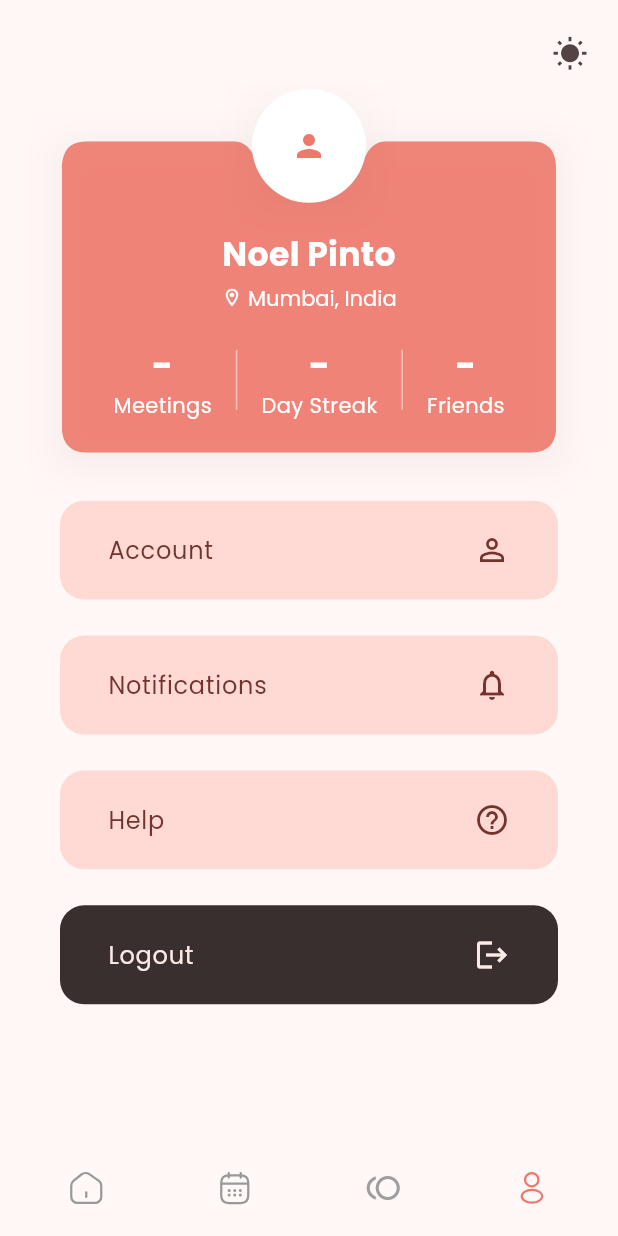
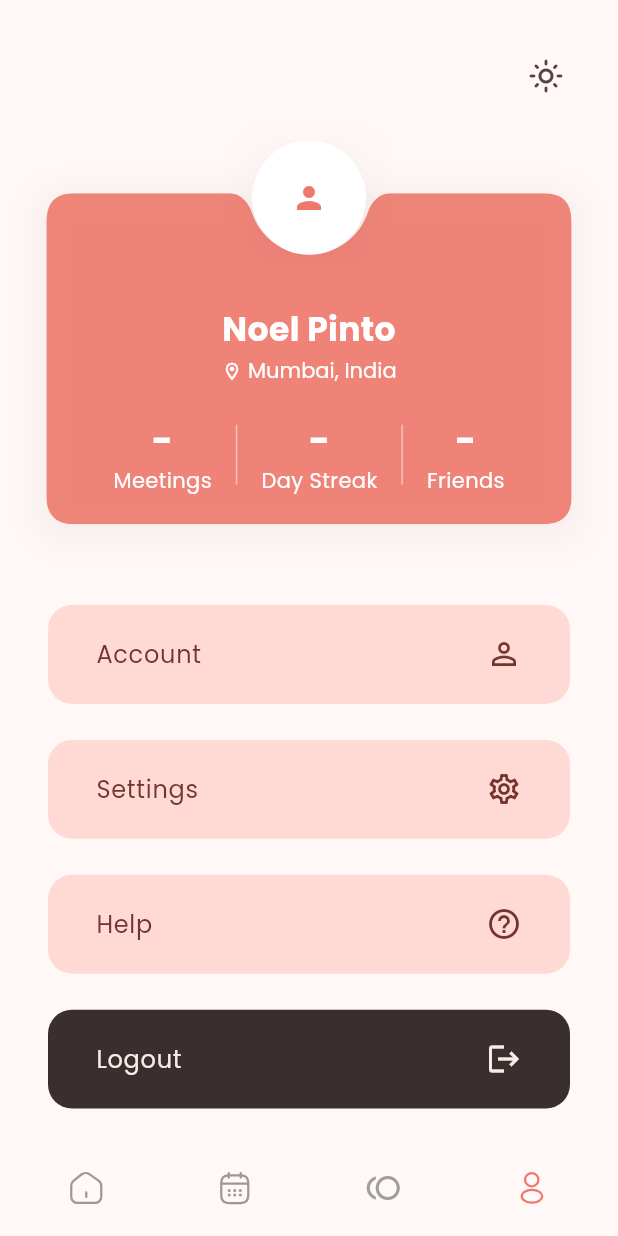
Before and after one commit to curiouslumber/Planora, a Flutter app: the screen it shows after launch, swiped to page 4, on a phone screen of 412 x 824 dp. Run offline on Flutter 3.47's test engine with Material 3 defaults, Android fonts, the phone set to English and light mode, and no system bars; drawn by our look-alikes of calendar_view; our stand-ins replace date_field, flutter_svg, get, google_fonts.

Commit message:
fixed profile page

```diff
--- a/lib/views/pages/profile.dart
+++ b/lib/views/pages/profile.dart
@@ -5,42 +5,50 @@ import 'package:get/get.dart';
 class Profile extends StatelessWidget {
   const Profile({super.key});
 
-  static const List<String> options = ['Account', 'Notifications', 'Help'];
+  static const List<String> options = ['Account', 'Settings', 'Help'];
 
   static const List<IconData> icons = [
     Icons.person_outline_outlined,
-    Icons.notifications_outlined,
+    Icons.settings_outlined,
     Icons.help_outline_outlined,
   ];
 
   @override
   Widget build(BuildContext context) {
     return Scaffold(
-      appBar: AppBar(
-        actionsPadding: EdgeInsets.only(top: 16.0, right: 8.0),
-        automaticallyImplyLeading: false,
-        actions: [
-          IconButton(
+      extendBodyBehindAppBar: true,
+      extendBody: true,
+      body: SafeArea(
+        child: Align(
+          alignment: Alignment.center,
+          child: Padding(
+            padding: const EdgeInsets.symmetric(
+              horizontal: 24.0,
+              vertical: 16.0,
+            ),
+            child: Column(
+              spacing: 32.0,
+              mainAxisAlignment: MainAxisAlignment.spaceAround,
+              crossAxisAlignment: CrossAxisAlignment.center,
+              children: [
+                SizedBox(
+                  child: Align(
+                    alignment: Alignment.bottomRight,
+                    child: IconButton(
                       onPressed:
                           () => {
                             Get.changeThemeMode(
                               Get.isDarkMode ? ThemeMode.light : ThemeMode.dark,
                             ),
                           },
-            icon: Icon(!context.isDarkMode ? Icons.wb_sunny : Icons.mode_night),
+                      icon: Icon(
+                        !context.isDarkMode
+                            ? Icons.light_mode_outlined
+                            : Icons.dark_mode_outlined,
                       ),
-        ],
                     ),
-      body: Align(
-        alignment: Alignment.topCenter,
-        child: Padding(
-          padding: const EdgeInsets.symmetric(horizontal: 32.0),
-          child: Column(
-            spacing: 32.0,
-            mainAxisAlignment: MainAxisAlignment.start,
-            crossAxisAlignment: CrossAxisAlignment.center,
-            children: [
-              SizedBox(height: context.height * 0.0075),
+                  ),
+                ),
                 Stack(
                   alignment: Alignment.topCenter,
                   clipBehavior: Clip.none,
@@ -62,7 +70,7 @@ class Profile extends StatelessWidget {
                         color: context.theme.colorScheme.primary,
                         fit: BoxFit.cover,
                         clipBehavior: Clip.antiAlias,
-                      width: context.width * 0.8,
+                        width: context.width * 0.85,
                       ),
                     ),
                     Positioned(
@@ -89,16 +97,17 @@ class Profile extends StatelessWidget {
                         ),
                       ),
                     ),
-                  Container(
-                    margin: EdgeInsets.only(top: 48.0),
-                    padding: EdgeInsets.only(top: 12.0),
-                    width: 320,
-                    height: 154,
+                    Positioned(
+                      bottom: 0,
+                      child: Container(
+                        width: context.width * 0.8,
+                        height: context.height * 0.2,
                         decoration: BoxDecoration(
                           borderRadius: BorderRadius.circular(8.0),
                         ),
                         child: Column(
-                      spacing: 4.0,
+                          mainAxisAlignment: MainAxisAlignment.center,
+                          spacing: 2.0,
                           children: [
                             Text(
                               'Noel Pinto',
@@ -113,18 +122,20 @@ class Profile extends StatelessWidget {
                               text: TextSpan(
                                 children: [
                                   WidgetSpan(
-                                alignment: PlaceholderAlignment.top,
+                                    alignment: PlaceholderAlignment.middle,
                                     child: Icon(
                                       Icons.location_on_outlined,
                                       size: 14.0,
-                                  color: context.theme.colorScheme.onPrimary,
+                                      color:
+                                          context.theme.colorScheme.onPrimary,
                                     ),
                                   ),
                                   TextSpan(
                                     text: '\u00A0Mumbai, India',
                                     style: TextStyle(
                                       fontSize: 14.0,
-                                  color: context.theme.colorScheme.onPrimary,
+                                      color:
+                                          context.theme.colorScheme.onPrimary,
                                       fontFamily:
                                           context
                                               .theme
@@ -136,7 +147,7 @@ class Profile extends StatelessWidget {
                                 ],
                               ),
                             ),
-                        SizedBox(height: 8.0),
+                            SizedBox(height: 14.0),
                             Row(
                               mainAxisAlignment: MainAxisAlignment.center,
                               crossAxisAlignment: CrossAxisAlignment.center,
@@ -151,14 +162,16 @@ class Profile extends StatelessWidget {
                                       style: TextStyle(
                                         fontSize: 24.0,
                                         fontWeight: FontWeight.bold,
-                                    color: context.theme.colorScheme.onPrimary,
+                                        color:
+                                            context.theme.colorScheme.onPrimary,
                                       ),
                                     ),
                                     Text(
                                       'Meetings',
                                       style: TextStyle(
                                         fontSize: 14.0,
-                                    color: context.theme.colorScheme.onPrimary,
+                                        color:
+                                            context.theme.colorScheme.onPrimary,
                                       ),
                                     ),
                                   ],
@@ -178,14 +191,16 @@ class Profile extends StatelessWidget {
                                       style: TextStyle(
                                         fontSize: 24.0,
                                         fontWeight: FontWeight.bold,
-                                    color: context.theme.colorScheme.onPrimary,
+                                        color:
+                                            context.theme.colorScheme.onPrimary,
                                       ),
                                     ),
                                     Text(
                                       'Day Streak',
                                       style: TextStyle(
                                         fontSize: 14.0,
-                                    color: context.theme.colorScheme.onPrimary,
+                                        color:
+                                            context.theme.colorScheme.onPrimary,
                                       ),
                                     ),
                                   ],
@@ -205,14 +220,16 @@ class Profile extends StatelessWidget {
                                       style: TextStyle(
                                         fontSize: 24.0,
                                         fontWeight: FontWeight.bold,
-                                    color: context.theme.colorScheme.onPrimary,
+                                        color:
+                                            context.theme.colorScheme.onPrimary,
                                       ),
                                     ),
                                     Text(
                                       'Friends',
                                       style: TextStyle(
                                         fontSize: 14.0,
-                                    color: context.theme.colorScheme.onPrimary,
+                                        color:
+                                            context.theme.colorScheme.onPrimary,
                                       ),
                                     ),
                                   ],
@@ -220,6 +237,7 @@ class Profile extends StatelessWidget {
                               ],
                             ),
                           ],
+                        ),
                       ),
                     ),
                   ],
@@ -232,7 +250,9 @@ class Profile extends StatelessWidget {
                     itemBuilder: (context, index) {
                       if (index == 3) {
                         return ListTile(
-                        contentPadding: EdgeInsets.symmetric(horizontal: 32.0),
+                          contentPadding: EdgeInsets.symmetric(
+                            horizontal: 32.0,
+                          ),
                           tileColor: context.theme.colorScheme.onSurface
                               .withOpacity(0.9),
                           minTileHeight: context.height * 0.08,
@@ -284,6 +304,7 @@ class Profile extends StatelessWidget {
             ),
           ),
         ),
+      ),
     );
   }
 }
```
Lines whose indentation alone changed are shown as unchanged.
